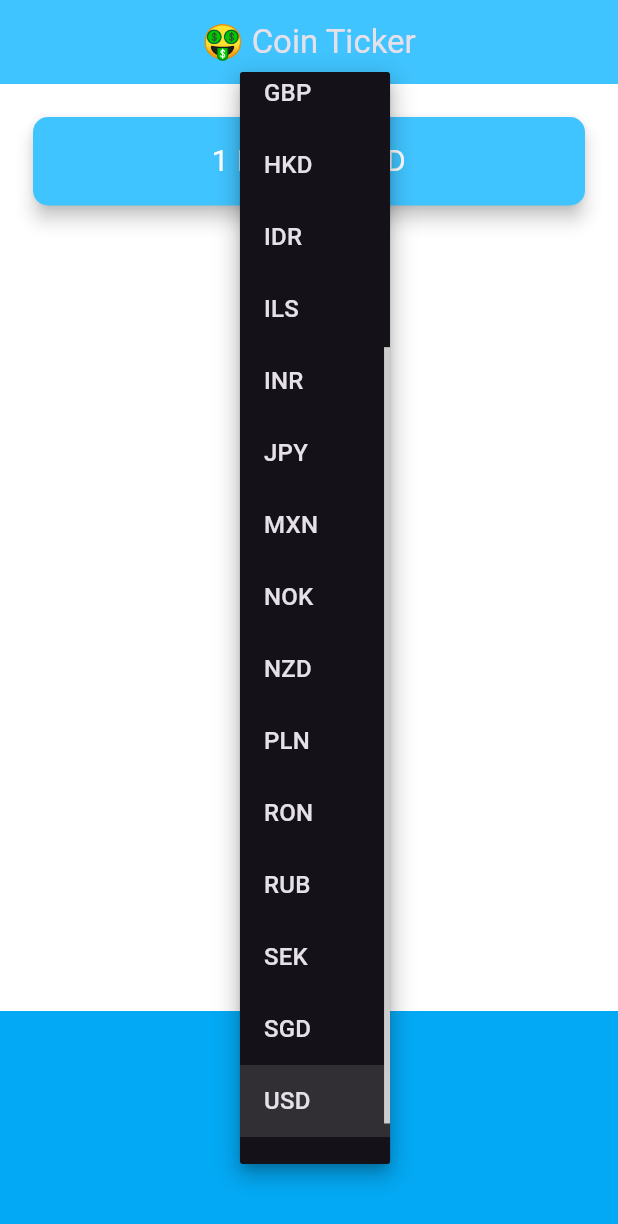
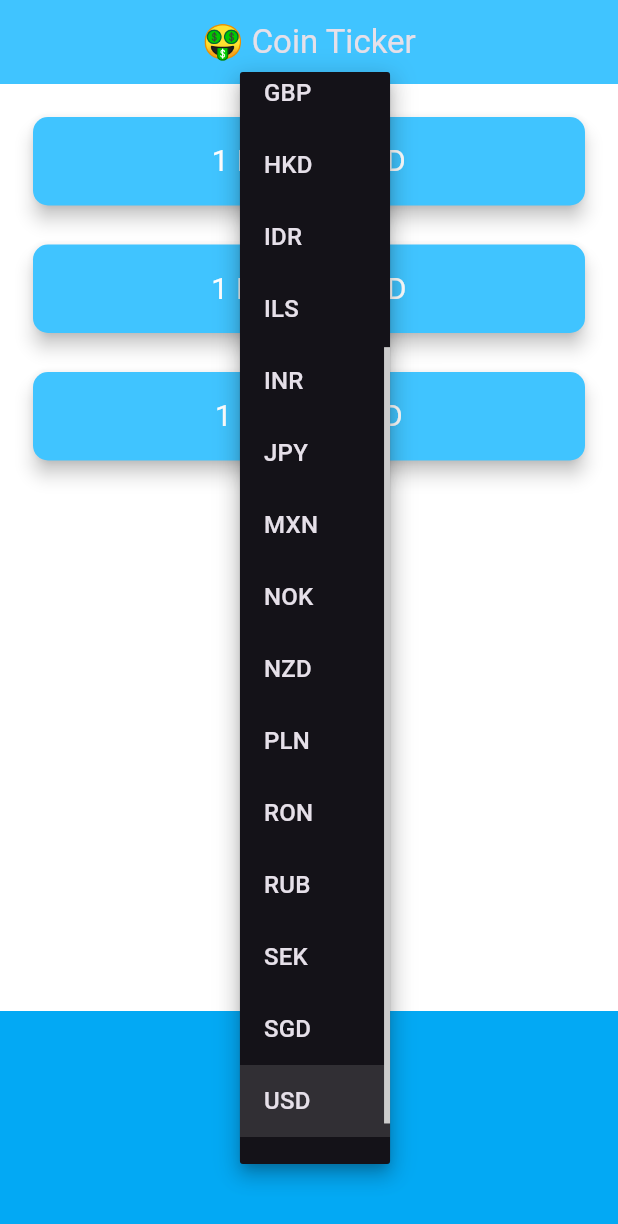
Before and after one commit to c-olivares/bitcoin_ticket_flutter, a Flutter app: the screen it shows after launch, after a tap on "USD", on a phone screen of 412 x 824 dp. Shown: the top 1224 px of the screen. Run offline on Flutter 3.47's test engine with Material 3 defaults, Android fonts, the phone set to English and light mode, and no system bars; network calls fail.

Commit message:
silver medal

```diff
--- a/lib/coin_data.dart
+++ b/lib/coin_data.dart
@@ -32,16 +32,20 @@ const List<String> cryptoList = [
 ];
 
 class CoinData {
-  Future getCoinData(String selectedCurrency) async {
-    String requestURL =
-        'https://rest.coinapi.io/v1/exchangerate/BTC/$selectedCurrency?apikey=C2964A1D-3225-4D9A-B2FB-100C4E6BD86A';
-    http.Response response = await http.get(Uri.parse(requestURL));
-    if (response.statusCode == 200) {
-      var jsonResponse = jsonDecode(response.body);
-      double selectedCurrency = jsonResponse['rate'] as double;
-      return selectedCurrency.toStringAsFixed(0);
-    } else {
-      print(response.statusCode);
+  Future<Map<String, String>> getCoinData(String selectedCurrency) async {
+    Map<String, String> cryptoPrices = {};
+    for (String crypto in cryptoList) {
+      String requestURL =
+          'https://rest.coinapi.io/v1/exchangerate/$crypto/$selectedCurrency?apikey=C2964A1D-3225-4D9A-B2FB-100C4E6BD86A';
+      http.Response response = await http.get(Uri.parse(requestURL));
+      if (response.statusCode == 200) {
+        var decodedData = jsonDecode(response.body);
+        double lastPrice = decodedData['rate'];
+        cryptoPrices[crypto] = lastPrice.toStringAsFixed(0);
+      } else {
+        print(response.statusCode);
+      }
     }
+    return cryptoPrices;
   }
 }
--- a/lib/price_screen.dart
+++ b/lib/price_screen.dart
@@ -12,7 +12,6 @@ class PriceScreen extends StatefulWidget {
 
 class _PriceScreenState extends State<PriceScreen> {
   String selectedCurrency = 'USD';
-  late int rate = 0;
 
   DropdownButton<String> androidDropdown() {
     List<DropdownMenuItem<String>> dropdownItems = [];
@@ -52,13 +51,16 @@ class _PriceScreenState extends State<PriceScreen> {
     );
   }
 
-  String bitcoinValue = '?';
+  Map<String, String> coinValues = {};
+  bool isWaiting = false;
 
   void getData() async {
+    isWaiting = true;
     try {
       var data = await CoinData().getCoinData(selectedCurrency);
+      isWaiting = false;
       setState(() {
-        bitcoinValue = data as String;
+        coinValues = data;
       });
     } catch (e) {
       print(e);
@@ -83,27 +85,34 @@ class _PriceScreenState extends State<PriceScreen> {
         mainAxisAlignment: MainAxisAlignment.spaceBetween,
         crossAxisAlignment: CrossAxisAlignment.stretch,
         children: <Widget>[
-          Padding(
-            padding: const EdgeInsets.fromLTRB(18.0, 18.0, 18.0, 0),
-            child: Card(
-              color: Colors.lightBlueAccent,
-              elevation: 5.0,
-              shape: RoundedRectangleBorder(
-                borderRadius: BorderRadius.circular(10.0),
+          Column(
+            crossAxisAlignment: CrossAxisAlignment.stretch,
+            children: <Widget>[
+              CryptoCard(
+                cryptoCurrency: 'BTC',
+                value: isWaiting
+                    ? '?'
+                    : coinValues['BTC'] ??
+                        '?', // Usa un valor por defecto si es null
+                selectedCurrency: selectedCurrency,
               ),
-              child: Padding(
-                padding: const EdgeInsets.symmetric(
-                    vertical: 15.0, horizontal: 28.0),
-                child: Text(
-                  '1 BTC = $bitcoinValue $selectedCurrency',
-                  textAlign: TextAlign.center,
-                  style: const TextStyle(
-                    fontSize: 20.0,
-                    color: Colors.white,
-                  ),
-                ),
+              CryptoCard(
+                cryptoCurrency: 'ETH',
+                value: isWaiting
+                    ? '?'
+                    : coinValues['ETH'] ??
+                        '?', // Usa un valor por defecto si es null
+                selectedCurrency: selectedCurrency,
               ),
-            ),
+              CryptoCard(
+                cryptoCurrency: 'LTC',
+                value: isWaiting
+                    ? '?'
+                    : coinValues['LTC'] ??
+                        '?', // Usa un valor por defecto si es null
+                selectedCurrency: selectedCurrency,
+              ),
+            ],
           ),
           Container(
             height: 150.0,
@@ -117,3 +126,39 @@ class _PriceScreenState extends State<PriceScreen> {
     );
   }
 }
+
+class CryptoCard extends StatelessWidget {
+  const CryptoCard(
+      {required this.value,
+      required this.selectedCurrency,
+      required this.cryptoCurrency});
+
+  final String value;
+  final String selectedCurrency;
+  final String cryptoCurrency;
+
+  @override
+  Widget build(BuildContext context) {
+    return Padding(
+      padding: EdgeInsets.fromLTRB(18.0, 18.0, 18.0, 0),
+      child: Card(
+        color: Colors.lightBlueAccent,
+        elevation: 5.0,
+        shape: RoundedRectangleBorder(
+          borderRadius: BorderRadius.circular(10.0),
+        ),
+        child: Padding(
+          padding: const EdgeInsets.symmetric(vertical: 15.0, horizontal: 28.0),
+          child: Text(
+            '1 $cryptoCurrency = $value $selectedCurrency',
+            textAlign: TextAlign.center,
+            style: const TextStyle(
+              fontSize: 20.0,
+              color: Colors.white,
+            ),
+          ),
+        ),
+      ),
+    );
+  }
+}
```
